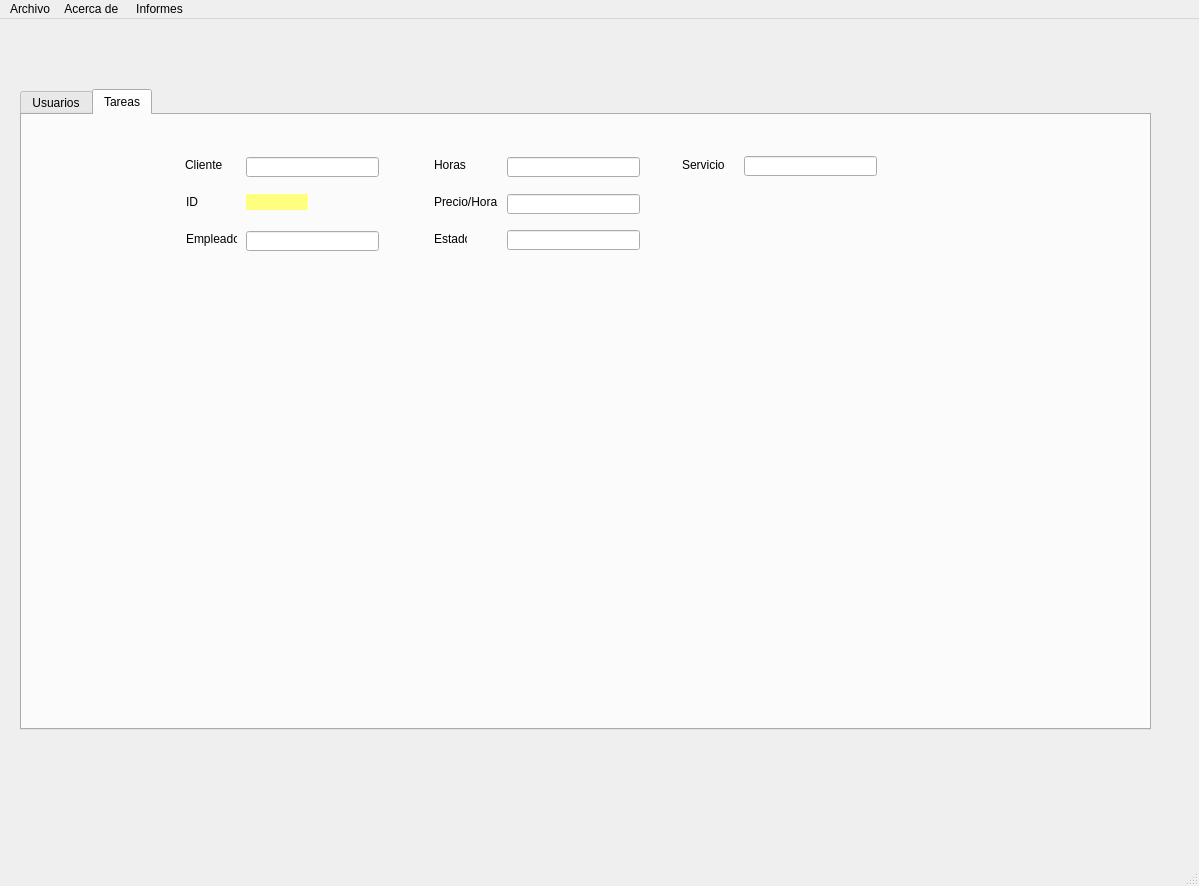
Old version of the form templates/window.ui in the repository antonrubii/recuperaAnton.
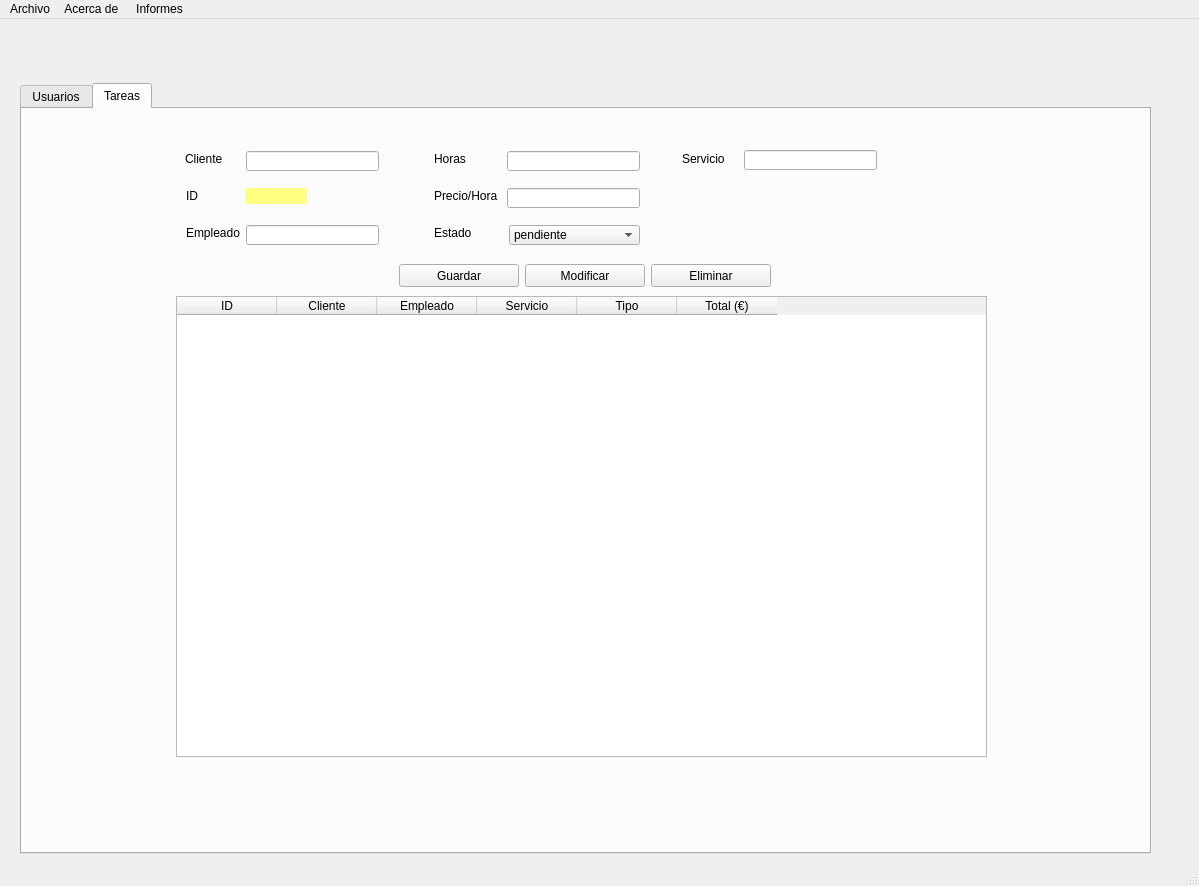
New version of the form. The open tabs and pages were chosen to show the change.

Diff of the .ui file:
```diff
--- a/templates/window.ui
+++ b/templates/window.ui
@@ -18,9 +18,9 @@
     <property name="geometry">
      <rect>
       <x>20</x>
-      <y>70</y>
+      <y>64</y>
       <width>1131</width>
-      <height>641</height>
+      <height>771</height>
      </rect>
     </property>
     <property name="currentIndex">
@@ -465,7 +465,7 @@
        <rect>
         <x>164</x>
         <y>116</y>
-        <width>51</width>
+        <width>61</width>
         <height>16</height>
        </rect>
       </property>
@@ -478,7 +478,7 @@
        <rect>
         <x>412</x>
         <y>116</y>
-        <width>33</width>
+        <width>41</width>
         <height>16</height>
        </rect>
       </property>
@@ -486,16 +486,6 @@
        <string>Estado</string>
       </property>
      </widget>
-     <widget class="QLineEdit" name="lineEstado">
-      <property name="geometry">
-       <rect>
-        <x>485</x>
-        <y>115</y>
-        <width>133</width>
-        <height>20</height>
-       </rect>
-      </property>
-     </widget>
      <widget class="QLabel" name="lblid">
       <property name="geometry">
        <rect>
@@ -512,6 +502,142 @@
        <string/>
       </property>
      </widget>
+     <widget class="QPushButton" name="btnAltaTarea">
+      <property name="geometry">
+       <rect>
+        <x>377</x>
+        <y>155</y>
+        <width>120</width>
+        <height>23</height>
+       </rect>
+      </property>
+      <property name="maximumSize">
+       <size>
+        <width>120</width>
+        <height>25</height>
+       </size>
+      </property>
+      <property name="text">
+       <string>Guardar</string>
+      </property>
+     </widget>
+     <widget class="QPushButton" name="btnBajaTarea">
+      <property name="geometry">
+       <rect>
+        <x>629</x>
+        <y>155</y>
+        <width>120</width>
+        <height>23</height>
+       </rect>
+      </property>
+      <property name="maximumSize">
+       <size>
+        <width>120</width>
+        <height>25</height>
+       </size>
+      </property>
+      <property name="text">
+       <string>Eliminar</string>
+      </property>
+     </widget>
+     <widget class="QPushButton" name="btnModifTarea">
+      <property name="geometry">
+       <rect>
+        <x>503</x>
+        <y>155</y>
+        <width>120</width>
+        <height>23</height>
+       </rect>
+      </property>
+      <property name="maximumSize">
+       <size>
+        <width>120</width>
+        <height>25</height>
+       </size>
+      </property>
+      <property name="text">
+       <string>Modificar</string>
+      </property>
+     </widget>
+     <widget class="QTableWidget" name="tabTareas">
+      <property name="geometry">
+       <rect>
+        <x>154</x>
+        <y>187</y>
+        <width>811</width>
+        <height>461</height>
+       </rect>
+      </property>
+      <property name="editTriggers">
+       <set>QAbstractItemView::NoEditTriggers</set>
+      </property>
+      <property name="selectionMode">
+       <enum>QAbstractItemView::SingleSelection</enum>
+      </property>
+      <property name="selectionBehavior">
+       <enum>QAbstractItemView::SelectRows</enum>
+      </property>
+      <column>
+       <property name="text">
+        <string>ID</string>
+       </property>
+      </column>
+      <column>
+       <property name="text">
+        <string>Cliente</string>
+       </property>
+      </column>
+      <column>
+       <property name="text">
+        <string>Empleado</string>
+       </property>
+      </column>
+      <column>
+       <property name="text">
+        <string>Servicio</string>
+       </property>
+      </column>
+      <column>
+       <property name="text">
+        <string>Tipo</string>
+       </property>
+      </column>
+      <column>
+       <property name="text">
+        <string>Total (€)</string>
+       </property>
+      </column>
+     </widget>
+     <widget class="QComboBox" name="cmbEstado">
+      <property name="geometry">
+       <rect>
+        <x>487</x>
+        <y>116</y>
+        <width>131</width>
+        <height>20</height>
+       </rect>
+      </property>
+      <item>
+       <property name="text">
+        <string>pendiente</string>
+       </property>
+      </item>
+      <item>
+       <property name="text">
+        <string>en curso</string>
+       </property>
+      </item>
+      <item>
+       <property name="text">
+        <string>finalizado</string>
+       </property>
+      </item>
+      <item>
+       <property name="text">
+        <string>facturada</string>
+       </property>
+      </item>
+     </widget>
     </widget>
    </widget>
   </widget>
```
Left out of the diff: 6 changed lines with no effect on the pictures.
